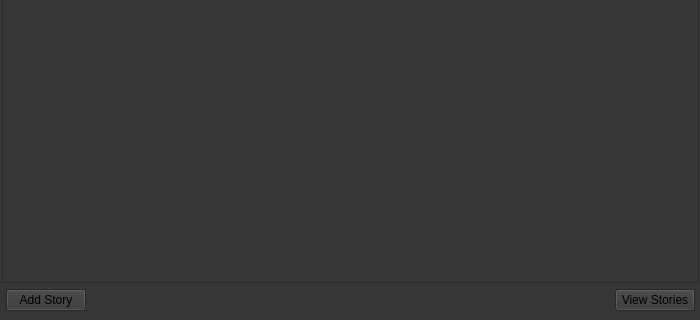
Qt form Chat-Application/Chats.ui (verina101/Chat-Application) before a commit; both pictures show x 0 to 700 and y 180 to 500 of the 700 by 500 pixel window.
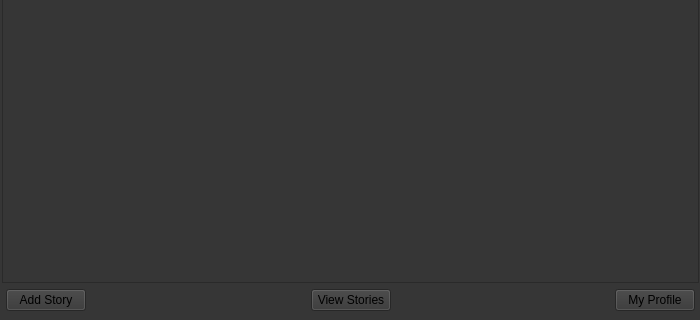
The same form after that commit.

Commit message: add visibility to profile

```diff
--- a/Chat-Application/Chats.ui
+++ b/Chat-Application/Chats.ui
@@ -167,6 +167,26 @@
           </property>
          </widget>
         </item>
+        <item>
+         <spacer name="horizontalSpacer_4">
+          <property name="orientation">
+           <enum>Qt::Horizontal</enum>
+          </property>
+          <property name="sizeHint" stdset="0">
+           <size>
+            <width>40</width>
+            <height>20</height>
+           </size>
+          </property>
+         </spacer>
+        </item>
+        <item>
+         <widget class="QPushButton" name="pushButton_Profile">
+          <property name="text">
+           <string>My Profile</string>
+          </property>
+         </widget>
+        </item>
        </layout>
       </item>
      </layout>
```
The commit also changes 9 other files.
